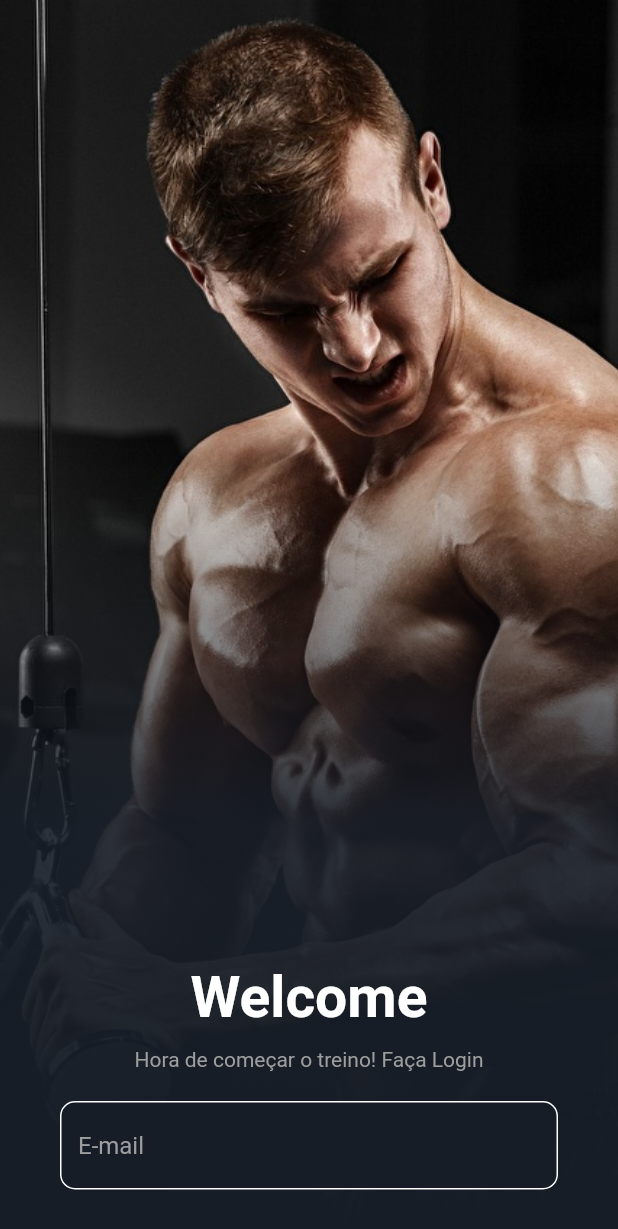
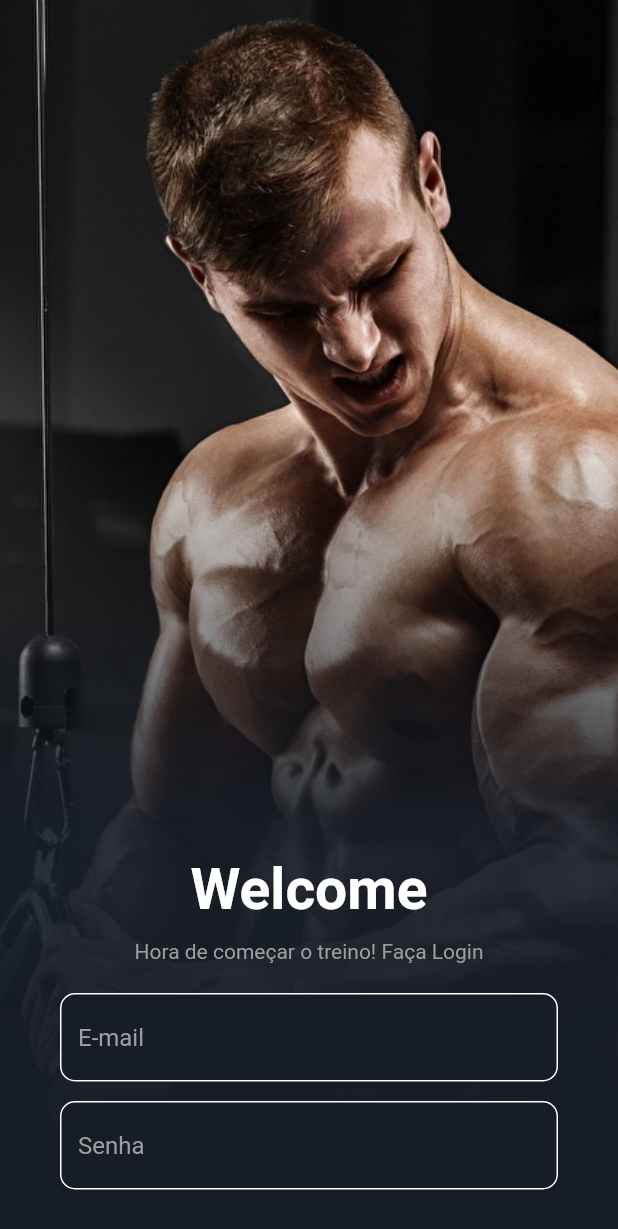
Before and after one commit to ErisvaldoCorreia/login_design, a Flutter app: the screen it shows after launch, on a phone screen of 412 x 824 dp. Shown: the top 1229 px of the screen. Run offline on Flutter 3.47's test engine with Material 2 defaults, Android fonts, the phone set to English and light mode, and no system bars.

Commit message:
feature: input senha

```diff
--- a/lib/modules/login_page.dart
+++ b/lib/modules/login_page.dart
@@ -72,6 +72,31 @@ class LoginPage extends StatelessWidget {
                     ),
                   ),
                 ),
+                SizedBox(height: 12),
+                Container(
+                  height: 60,
+                  padding: EdgeInsets.symmetric(horizontal: 40),
+                  child: TextField(
+                    style: TextStyle(
+                      fontSize: 16,
+                      color: Colors.white,
+                    ),
+                    decoration: InputDecoration(
+                      hintText: 'Senha',
+                      hintStyle: TextStyle(
+                        color: Colors.grey.shade500,
+                      ),
+                      filled: true,
+                      fillColor: Color(0xff161d27),
+                      enabledBorder: OutlineInputBorder(
+                        borderRadius: BorderRadius.circular(10),
+                        borderSide: BorderSide(
+                          color: Colors.white,
+                        ),
+                      ),
+                    ),
+                  ),
+                ),
                 // Espaçamento Final do dispositivo
                 SizedBox(height: 30),
               ],
```
